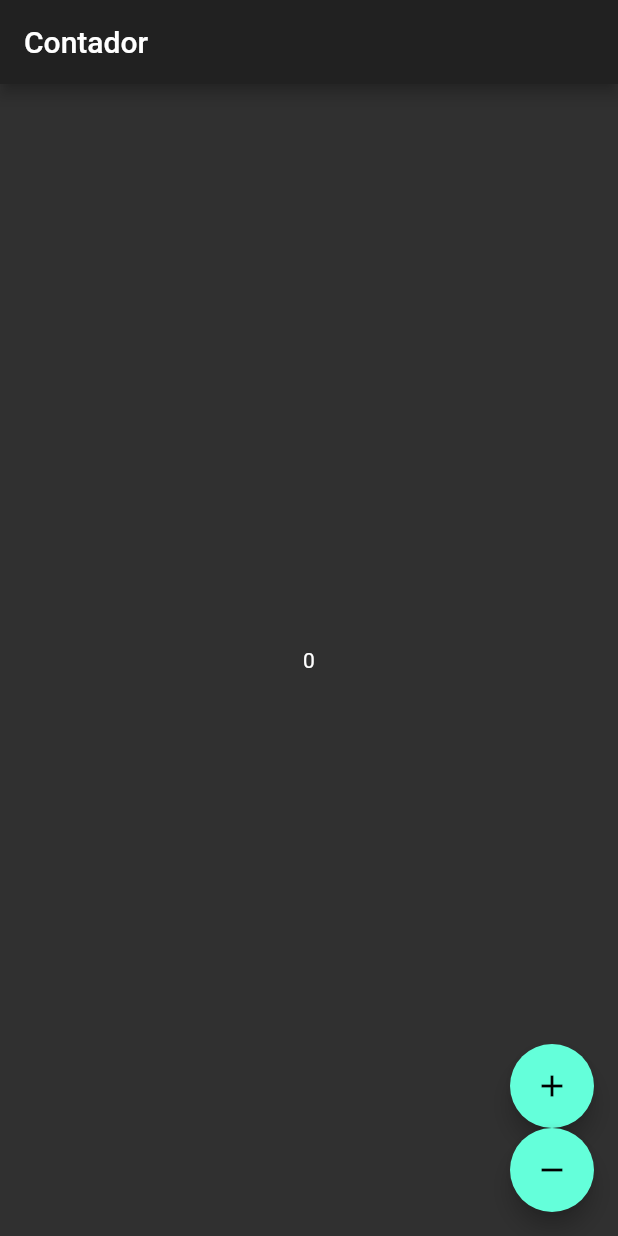
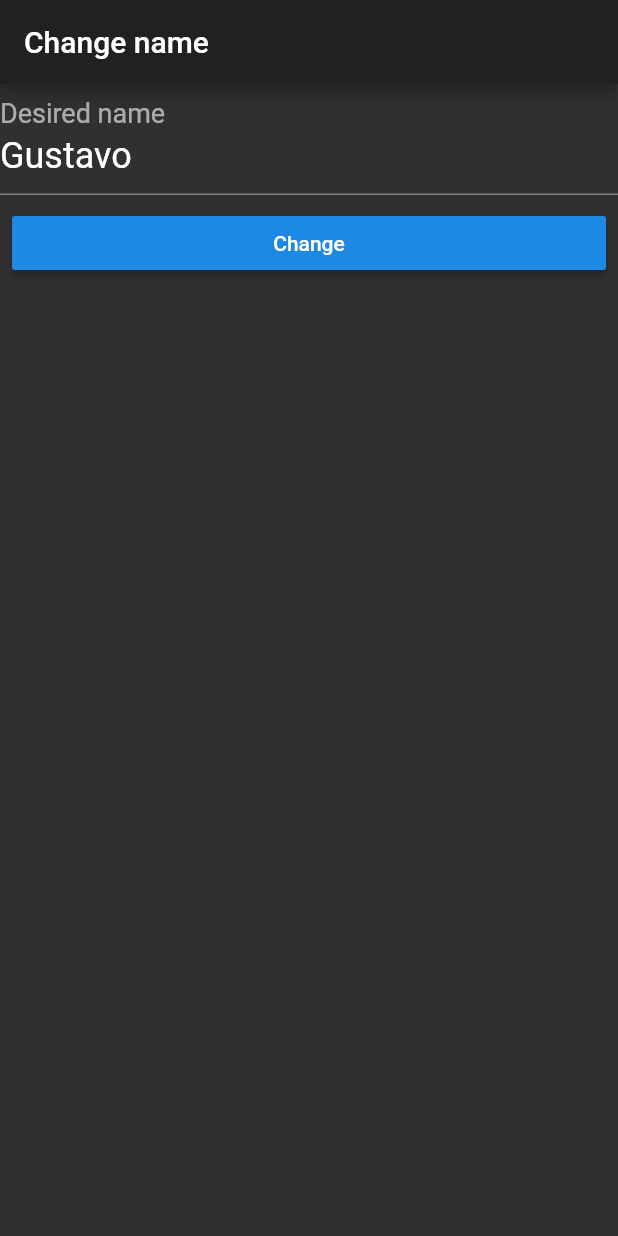
Before and after one commit to iwhrim/alura-bytebank, a Flutter app: the screen it shows after launch, on a phone screen of 412 x 824 dp. Run offline on Flutter 3.47's test engine with Material 2 defaults, Android fonts, the phone set to English and light mode, and no system bars; our stand-ins replace flutter_bloc, sqflite; missing offline and left inert: http_interceptor; accounts and stored records are empty.

Commit message:
Bloc demonstration with a useless change name app

```diff
--- a/lib/main.dart
+++ b/lib/main.dart
@@ -1,17 +1,31 @@
-import 'package:first_project/screens/counter.dart';
+import 'package:first_project/screens/name.dart';
 import 'package:flutter/material.dart';
+import 'package:flutter_bloc/flutter_bloc.dart';
 import 'components/bytebank_theme.dart';
 
 void main() {
   runApp(Bytebank());
 }
 
+
+
+class LogObserver extends BlocObserver {
+  @override
+  void onChange(Cubit cubit, Change change) {
+    print("${cubit.runtimeType} > $change");
+    super.onChange(cubit, change);
+  }
+}
+
 class Bytebank extends StatelessWidget {
   @override
   Widget build(BuildContext context) {
+
+    Bloc.observer = LogObserver();
+
     return MaterialApp(
       theme: bytebankTheme,
-      home: CounterPage(),
+      home: NameContainer(),
     );
   }
 }
--- a/lib/screens/counter.dart
+++ b/lib/screens/counter.dart
@@ -27,7 +27,7 @@ class CounterView extends StatelessWidget {
   Widget build(BuildContext context) {
     return Scaffold(
       appBar: AppBar(
-        title: const Text('Contador'),
+        title: const Text('Counter'),
       ),
       body: BlocBuilder<CounterCubit, int>(
         builder: (context, count) => Center(child: Text('$count')),
--- /dev/null
+++ b/lib/screens/name.dart
@@ -0,0 +1,56 @@
+import 'package:flutter/cupertino.dart';
+import 'package:flutter/material.dart';
+import 'package:flutter_bloc/flutter_bloc.dart';
+
+class NameCubit extends Cubit<String> {
+  NameCubit(String name) : super(name);
+
+  void change(String name) => emit(name);
+}
+
+class NameContainer extends StatelessWidget {
+  @override
+  Widget build(BuildContext context) {
+    return BlocProvider(
+      create: (context) => NameCubit('Gustavo'),
+      child: NameView(),
+    );
+  }
+}
+
+class NameView extends StatelessWidget {
+  final TextEditingController _nameController = TextEditingController();
+
+  @override
+  Widget build(BuildContext context) {
+    _nameController.text = context.read<NameCubit>().state;
+    return Scaffold(
+      appBar: AppBar(
+        title: const Text('Change name'),
+      ),
+      body: Column(
+        children: [
+          TextField(
+            controller: _nameController,
+            decoration: InputDecoration(labelText: 'Desired name'),
+            style: TextStyle(fontSize: 24.0),
+          ),
+          Padding(
+            padding: const EdgeInsets.all(8.0),
+            child: SizedBox(
+              width: double.maxFinite,
+              child: RaisedButton(
+                onPressed: () {
+                  final name = _nameController.text;
+                  context.read<NameCubit>().change(name);
+                  Navigator.pop(context);
+                },
+                child: Text('Change'),
+              ),
+            ),
+          )
+        ],
+      ),
+    );
+  }
+}
```
